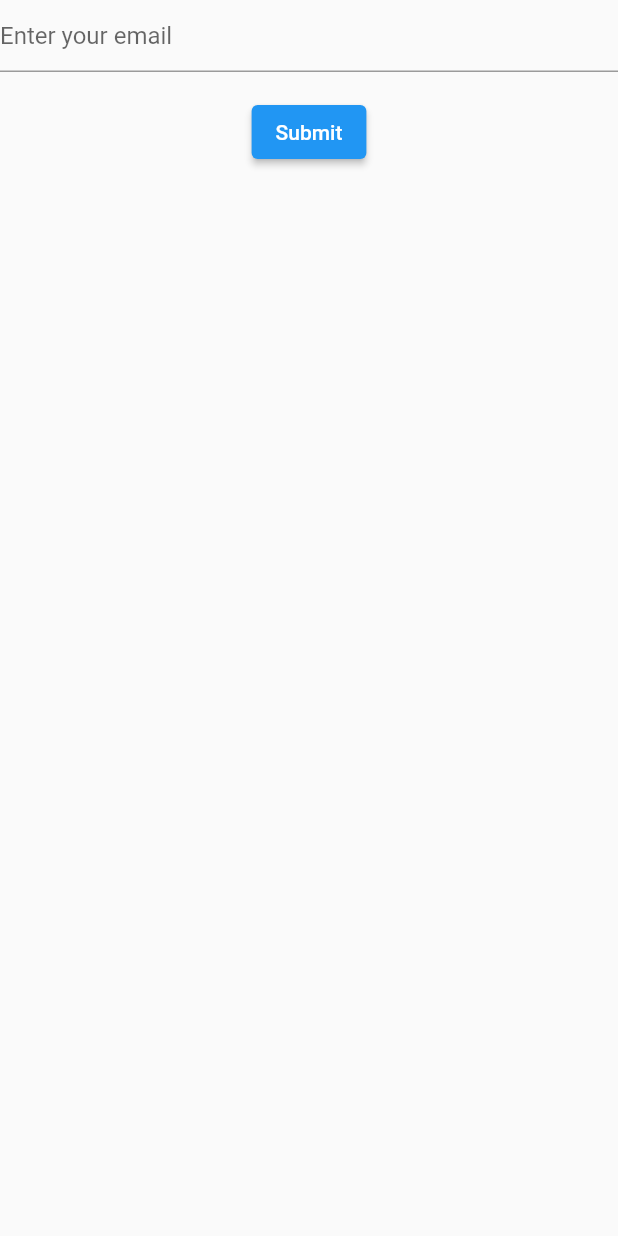
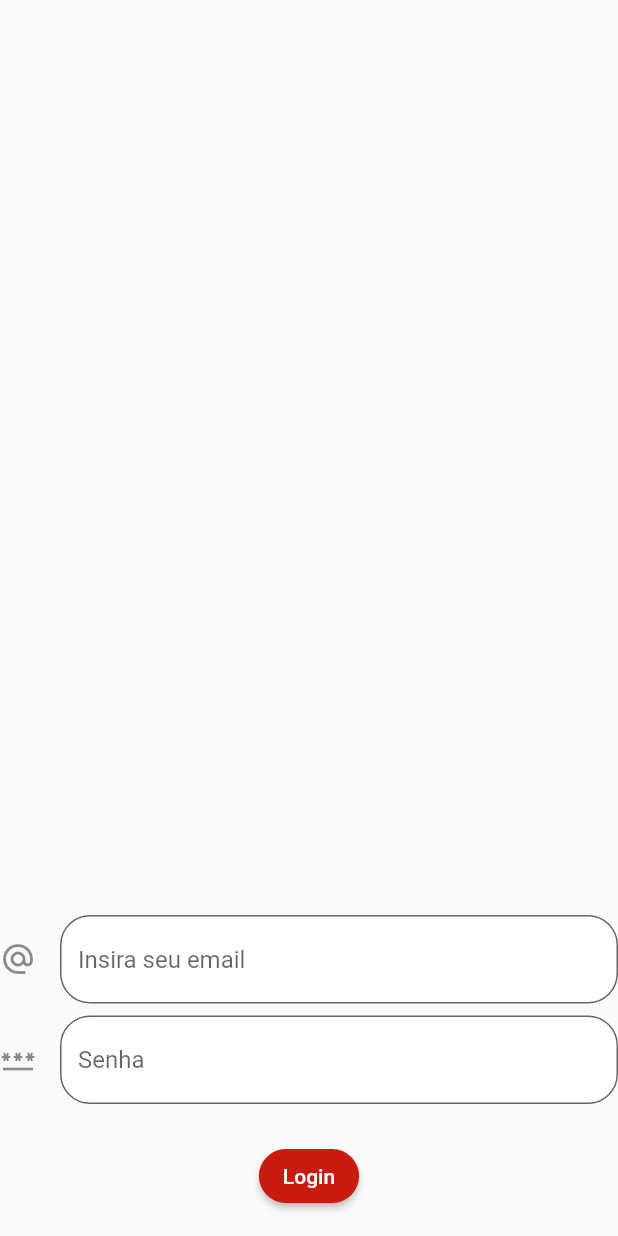
Before and after one commit to wendelmiguel-target/teadloginpage, a Flutter app: the LoginForm widget shown alone on an empty page, opened directly, on a phone screen of 412 x 824 dp. Run offline on Flutter 3.47's test engine with Material 2 defaults, Android fonts, the light colour scheme and no system bars.

Commit message:
Modificando formulario de login

```diff
--- a/lib/animated_login_button.dart
+++ b/lib/animated_login_button.dart
@@ -30,6 +30,12 @@ class _LoginWidgetState extends State<LoginWidget> {
             curve: Curves.fastOutSlowIn,
             width: selected ? 350 : 200,
             height: selected ? 300 : 80,
+            padding: const EdgeInsets.only(
+              top: 10,
+              left: 20,
+              right: 20,
+              bottom: 10,
+            ),
             decoration: BoxDecoration(
                 color: Colors.red, borderRadius: BorderRadius.circular(10)),
             child: selected
--- a/lib/login_form.dart
+++ b/lib/login_form.dart
@@ -1,3 +1,4 @@
+import 'package:flutter/foundation.dart';
 import 'package:flutter/material.dart';
 
 class LoginForm extends StatefulWidget {
@@ -9,23 +10,68 @@ class LoginForm extends StatefulWidget {
 
 class _LoginFormWidgetState extends State<LoginForm> {
   final GlobalKey<FormState> _formKey = GlobalKey<FormState>();
+  bool isVisible = true;
+
+  final ButtonStyle _loginButtonStyle = ElevatedButton.styleFrom(
+    foregroundColor: Colors.white,
+    backgroundColor: const Color.fromARGB(255, 201, 27, 15),
+    shape: RoundedRectangleBorder(
+      borderRadius: BorderRadius.circular(20),
+    ),
+  );
+
   @override
   Widget build(BuildContext context) {
     return Form(
-        child: Column(children: <Widget>[
+        child:
+            Column(mainAxisAlignment: MainAxisAlignment.end, children: <Widget>[
       TextFormField(
-        decoration: const InputDecoration(
-          hintText: 'Enter your email',
+        decoration: InputDecoration(
+          filled: true,
+          fillColor: Colors.white,
+          border: OutlineInputBorder(
+              borderSide:
+                  const BorderSide(color: Color.fromARGB(255, 160, 0, 0)),
+              borderRadius: BorderRadius.circular(20)),
+          icon: const Icon(Icons.alternate_email),
+          hintText: 'Insira seu email',
         ),
         validator: (String? value) {
-          if (value == null || value.isEmpty) {
+          if (value == null) {
             return 'Please enter some text';
           }
           return null;
         },
       ),
       Padding(
+        padding: const EdgeInsets.symmetric(vertical: 8.0),
+        child: TextFormField(
+          decoration: InputDecoration(
+            filled: true,
+            fillColor: Colors.white,
+            border: OutlineInputBorder(
+                borderSide:
+                    const BorderSide(color: Color.fromARGB(255, 160, 0, 0)),
+                borderRadius: BorderRadius.circular(20)),
+            icon: const Icon(Icons.password),
+            hintText: 'Senha',
+          ),
+          keyboardType: TextInputType.visiblePassword,
+          obscureText: true,
+          validator: (String? value) {
+            if (value == null) {
+              return 'Please enter some text';
+            }
+            return null;
+          },
+        ),
+      ),
+      Padding(
         padding: const EdgeInsets.symmetric(vertical: 16.0),
+        child: AnimatedOpacity(
+          duration: const Duration(seconds: 10),
+          opacity: isVisible ? 1.0 : 0.0,
+          curve: Curves.fastOutSlowIn,
           child: ElevatedButton(
             onPressed: () {
               // Validate will return true if the form is valid, or false if
@@ -34,7 +80,19 @@ class _LoginFormWidgetState extends State<LoginForm> {
                 // Process data.
               }
             },
-          child: const Text('Submit'),
+            style: _loginButtonStyle,
+            child: const Text('Login'),
+          ),
+          onEnd: () {
+            setState(() {
+              if (!isVisible) {
+                if (kDebugMode) {
+                  print('esta passando');
+                }
+                isVisible = false;
+              }
+            });
+          },
         ),
       )
     ]));
```
Lines whose indentation alone changed are shown as unchanged.
